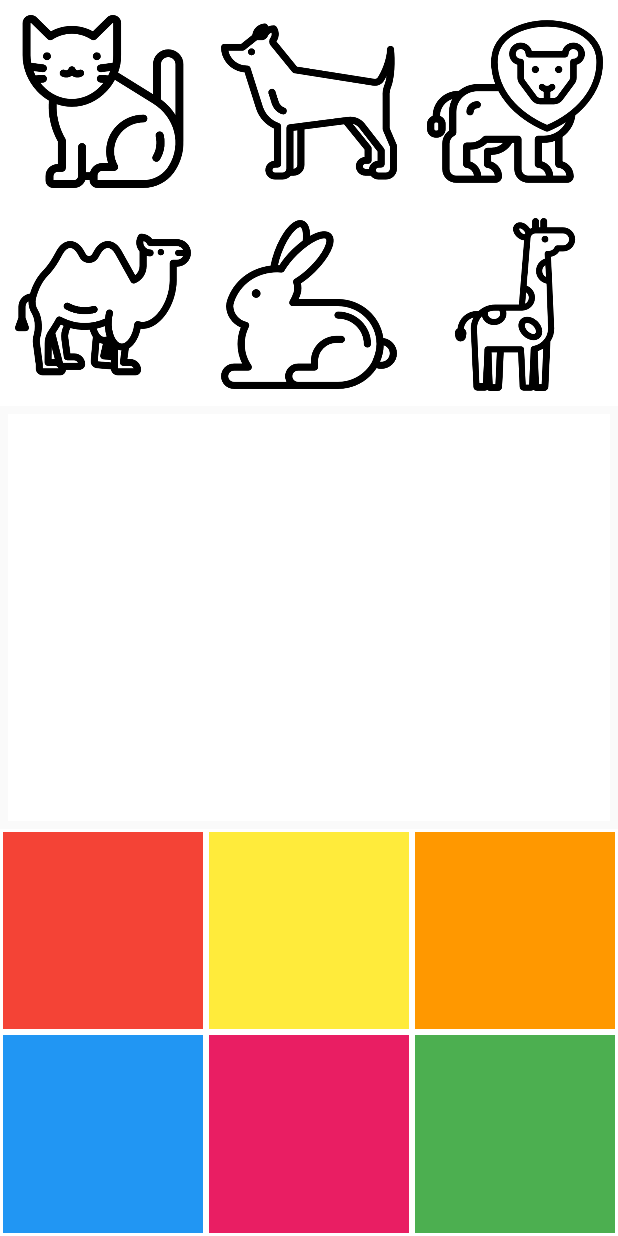
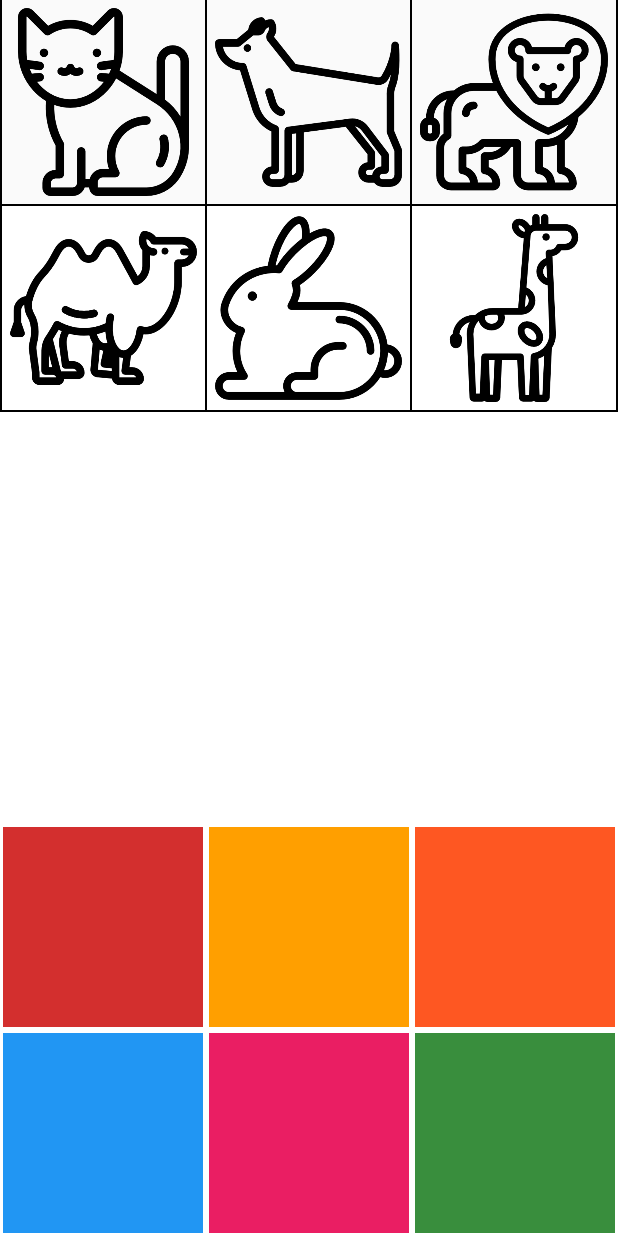
Before and after one commit to jainakshansh/MadHouse-Colors-Animals, an Android app: the screen it shows after launch (MainActivity), on a phone screen of 412 x 824 dp. Run offline under Robolectric (Android 15) with nearby library versions, the light colour scheme and no system bars; our stand-ins replace AdMob; 1 statement that could not run was skipped.

Commit message:
Improved UI wrt borders and colors

```diff
--- a/app/src/main/java/xyz/tanishq/madhousecolorsanimals/MainActivity.java
+++ b/app/src/main/java/xyz/tanishq/madhousecolorsanimals/MainActivity.java
@@ -198,7 +198,7 @@ public class MainActivity extends AppCompatActivity implements View.OnClickListe
                     break;
 
                 case R.id.blue:
-                    output.setBackgroundColor(ContextCompat.getColor(this, R.color.colorPrimary));
+                    output.setBackgroundColor(ContextCompat.getColor(this, R.color.blue));
                     isColored = true;
                     blueS.start();
 
@@ -366,7 +366,7 @@ public class MainActivity extends AppCompatActivity implements View.OnClickListe
 
                             output.setBackgroundColor(ContextCompat.getColor(this, android.R.color.white));
                             outputImage.setVisibility(View.VISIBLE);
-                            outputText.setTextColor(ContextCompat.getColor(this, R.color.colorPrimary));
+                            outputText.setTextColor(ContextCompat.getColor(this, R.color.blue));
                             outputText.setText("BLUE CAT");
                             outputText.setTextSize(30);
                             break;
--- a/app/src/main/res/drawable/roundoutput.xml
+++ b/app/src/main/res/drawable/roundoutput.xml
@@ -1,12 +1,6 @@
 <?xml version="1.0" encoding="utf-8"?>
 <shape xmlns:android="http://schemas.android.com/apk/res/android"
     android:shape="rectangle">
-
-    <corners
-        android:bottomLeftRadius="15dp"
-        android:bottomRightRadius="15dp"
-        android:topLeftRadius="15dp"
-        android:topRightRadius="15dp" />
 
     <stroke
         android:width="4px"
--- a/app/src/main/res/layout/activity_main.xml
+++ b/app/src/main/res/layout/activity_main.xml
@@ -17,7 +17,6 @@
             android:layout_width="match_parent"
             android:layout_height="0dp"
             android:layout_weight="1"
-            android:background="@android:color/white"
             android:orientation="vertical">
 
             <LinearLayout
@@ -26,75 +25,126 @@
                 android:layout_weight="1"
                 android:baselineAligned="false">
 
+                <View
+                    android:layout_width="1dp"
+                    android:layout_height="match_parent"
+                    android:background="@android:color/black" />
+
                 <LinearLayout
                     android:id="@+id/cat"
                     android:layout_width="0dp"
                     android:layout_height="match_parent"
-                    android:layout_margin="10dp"
+                    android:layout_margin="5dp"
                     android:layout_weight="1"
                     android:background="@drawable/cat"
                     android:orientation="horizontal"
-                    android:padding="8dp" />
+                    android:padding="5dp" />
+
+                <View
+                    android:layout_width="1dp"
+                    android:layout_height="match_parent"
+                    android:background="@android:color/black" />
 
                 <LinearLayout
                     android:id="@+id/dog"
                     android:layout_width="0dp"
                     android:layout_height="match_parent"
-                    android:layout_margin="10dp"
+                    android:layout_margin="5dp"
                     android:layout_weight="1"
                     android:background="@drawable/dog"
                     android:orientation="horizontal"
-                    android:padding="8dp" />
+                    android:padding="5dp" />
+
+                <View
+                    android:layout_width="1dp"
+                    android:layout_height="match_parent"
+                    android:background="@android:color/black" />
 
                 <LinearLayout
                     android:id="@+id/lion"
                     android:layout_width="0dp"
                     android:layout_height="match_parent"
-                    android:layout_margin="10dp"
+                    android:layout_margin="5dp"
                     android:layout_weight="1"
                     android:background="@drawable/lion"
                     android:orientation="horizontal"
-                    android:padding="8dp" />
+                    android:padding="5dp" />
+
+                <View
+                    android:layout_width="1dp"
+                    android:layout_height="match_parent"
+                    android:background="@android:color/black" />
 
             </LinearLayout>
+
+            <View
+                android:layout_width="match_parent"
+                android:layout_height="1dp"
+                android:background="@android:color/black" />
 
             <LinearLayout
                 android:layout_width="match_parent"
                 android:layout_height="0dp"
                 android:layout_weight="1"
+                android:background="@android:color/white"
                 android:baselineAligned="false">
+
+                <View
+                    android:layout_width="1dp"
+                    android:layout_height="match_parent"
+                    android:background="@android:color/black" />
 
                 <LinearLayout
                     android:id="@+id/camel"
                     android:layout_width="0dp"
                     android:layout_height="match_parent"
-                    android:layout_margin="10dp"
+                    android:layout_margin="5dp"
                     android:layout_weight="1"
                     android:background="@drawable/camel"
                     android:orientation="horizontal"
-                    android:padding="8dp" />
+                    android:padding="5dp" />
+
+                <View
+                    android:layout_width="1dp"
+                    android:layout_height="match_parent"
+                    android:background="@android:color/black" />
 
                 <LinearLayout
                     android:id="@+id/rabbit"
                     android:layout_width="0dp"
                     android:layout_height="match_parent"
-                    android:layout_margin="10dp"
+                    android:layout_margin="5dp"
                     android:layout_weight="1"
                     android:background="@drawable/rabbit"
                     android:orientation="horizontal"
-                    android:padding="8dp" />
+                    android:padding="5dp" />
+
+                <View
+                    android:layout_width="1dp"
+                    android:layout_height="match_parent"
+                    android:background="@android:color/black" />
 
                 <LinearLayout
                     android:id="@+id/giraffe"
                     android:layout_width="0dp"
                     android:layout_height="match_parent"
-                    android:layout_margin="10dp"
+                    android:layout_margin="5dp"
                     android:layout_weight="1"
                     android:background="@drawable/giraffe"
                     android:orientation="horizontal"
-                    android:padding="8dp" />
+                    android:padding="5dp" />
+
+                <View
+                    android:layout_width="1dp"
+                    android:layout_height="match_parent"
+                    android:background="@android:color/black" />
 
             </LinearLayout>
+
+            <View
+                android:layout_width="match_parent"
+                android:layout_height="1dp"
+                android:background="@android:color/black" />
 
         </LinearLayout>
 
@@ -103,11 +153,11 @@
             android:layout_width="match_parent"
             android:layout_height="0dp"
             android:layout_gravity="center"
-            android:layout_margin="5dp"
             android:layout_weight="1"
             android:background="@android:color/white"
             android:gravity="center"
-            android:orientation="vertical">
+            android:orientation="vertical"
+            android:padding="5dp">
 
             <ImageView
                 android:id="@+id/output"
--- a/app/src/main/res/values/colors.xml
+++ b/app/src/main/res/values/colors.xml
@@ -5,10 +5,11 @@
     <color name="colorAccent">#03A9F4</color>
 
     <color name="black">#000000</color>
-    <color name="red">#F44336</color>
-    <color name="green">#4CAF50</color>
-    <color name="yellow">#FFEB3B</color>
-    <color name="orange">#FF9800</color>
-    <color name="pink">#E91E63</color>
+    <color name="red">#D32F2E</color>
+    <color name="green">#398E3D</color>
+    <color name="yellow">#FF9F00</color>
+    <color name="orange">#FE5722</color>
+    <color name="pink">#EA1E63</color>
+    <color name="blue">#1976D3</color>
 
 </resources>
```
Also changed, not shown: 1 other file.
